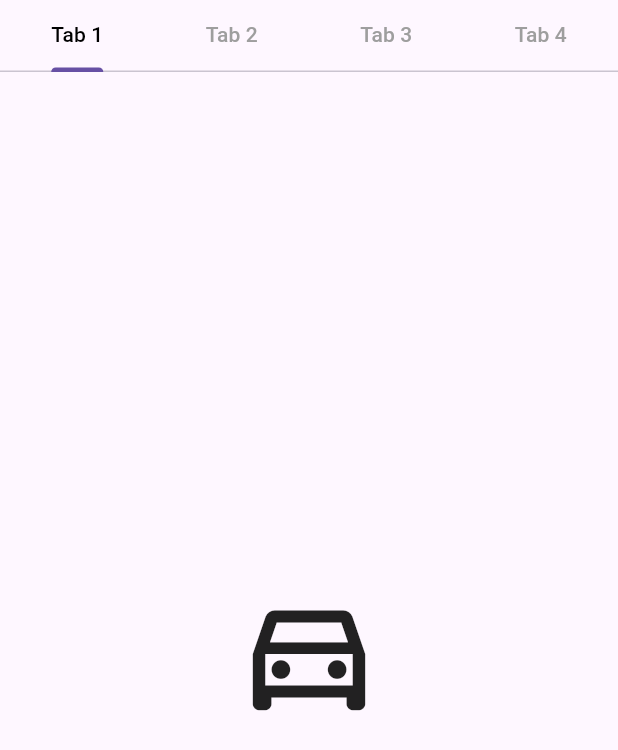
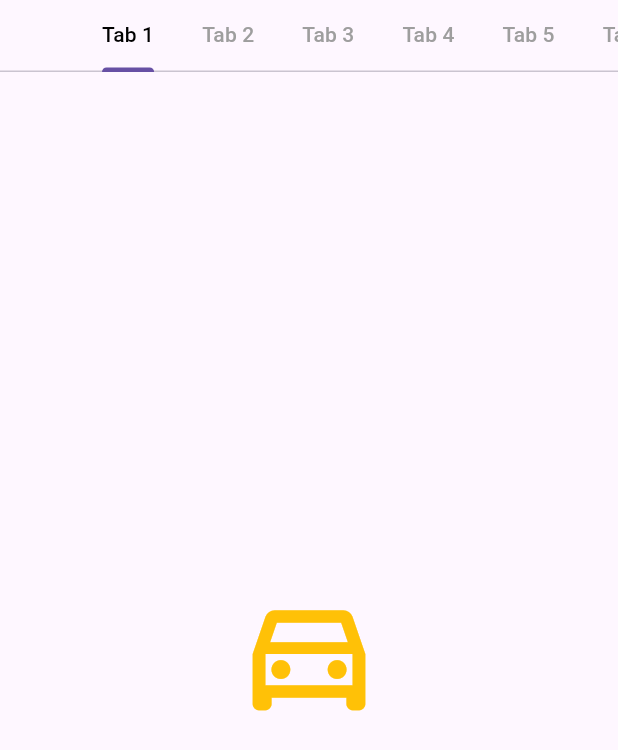
Before and after one commit to eduardohuacac/guia3, a Flutter app: the screen it shows after launch, on a phone screen of 412 x 824 dp. Shown: the top 750 px of the screen. Run offline on Flutter 3.47's test engine with Material 3 defaults, Android fonts, the phone set to English and light mode, and no system bars.

Commit message:
Actividad 2

```diff
--- a/lib/screens/tabs_screen.dart
+++ b/lib/screens/tabs_screen.dart
@@ -12,6 +12,7 @@ class TabsScreen extends StatelessWidget {
           child: Column(
             children: const [
               TabBar(
+                isScrollable: true,
                 labelColor: Colors.black,
                 unselectedLabelColor: Colors.grey,
                 tabs: [
@@ -19,15 +20,33 @@ class TabsScreen extends StatelessWidget {
                   Tab(text: 'Tab 2'),
                   Tab(text: 'Tab 3'),
                   Tab(text: 'Tab 4'),
+                  Tab(text: 'Tab 5'),
+                  Tab(text: 'Tab 6'),
+                  Tab(text: 'Tab 7'),
+                  Tab(text: 'Tab 8'),
+                  Tab(text: 'Tab 9'),
+                  Tab(text: 'Tab 10'),
                 ],
               ),
               Expanded(
                 child: TabBarView(
                   children: [
-                    Icon(Icons.directions_car_outlined, size: 100),
-                    Icon(Icons.directions_transit_filled_outlined, size: 100),
-                    Icon(Icons.directions_bike_sharp, size: 100),
-                    Icon(Icons.directions_walk, size: 100),
+                    Icon(
+                      Icons.directions_car_outlined,
+                      size: 100,
+                      color: Colors.amber,
+                    ),
+                    Icon(
+                      Icons.directions_transit_filled_outlined,
+                      size: 100,
+                      color: Colors.blueAccent,
+                    ),
+                    Icon(
+                      Icons.directions_bike_sharp,
+                      size: 100,
+                      color: Colors.deepOrangeAccent,
+                    ),
+                    Icon(Icons.directions_walk, size: 100, color: Colors.teal),
                   ],
                 ),
               ),
```
